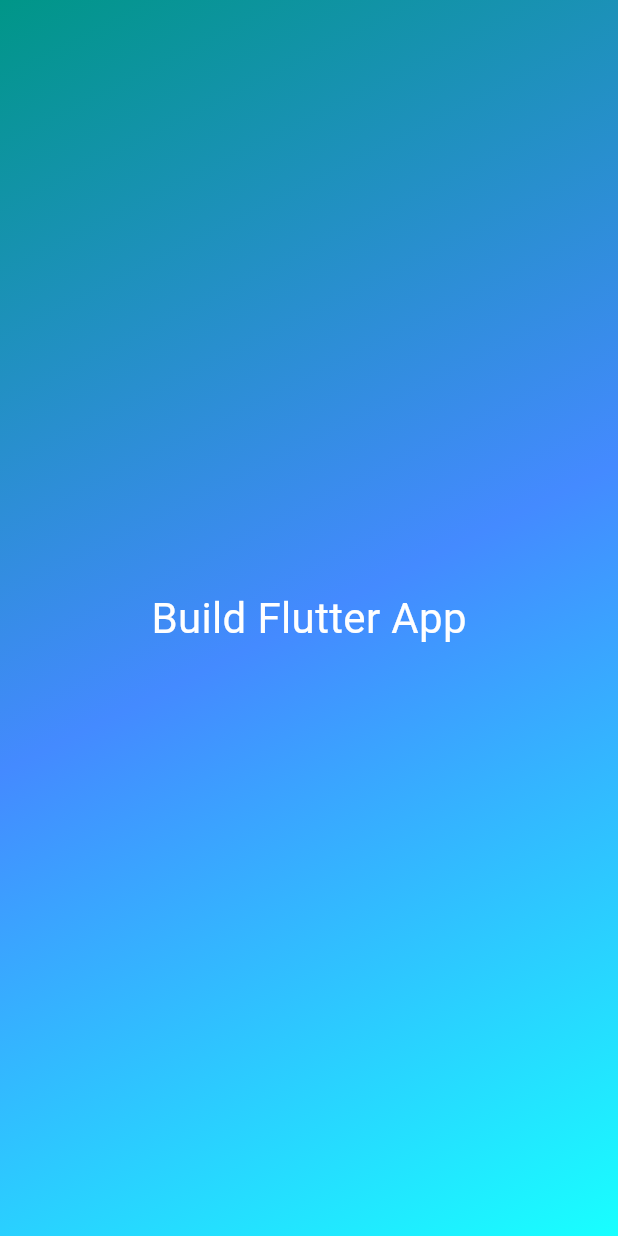
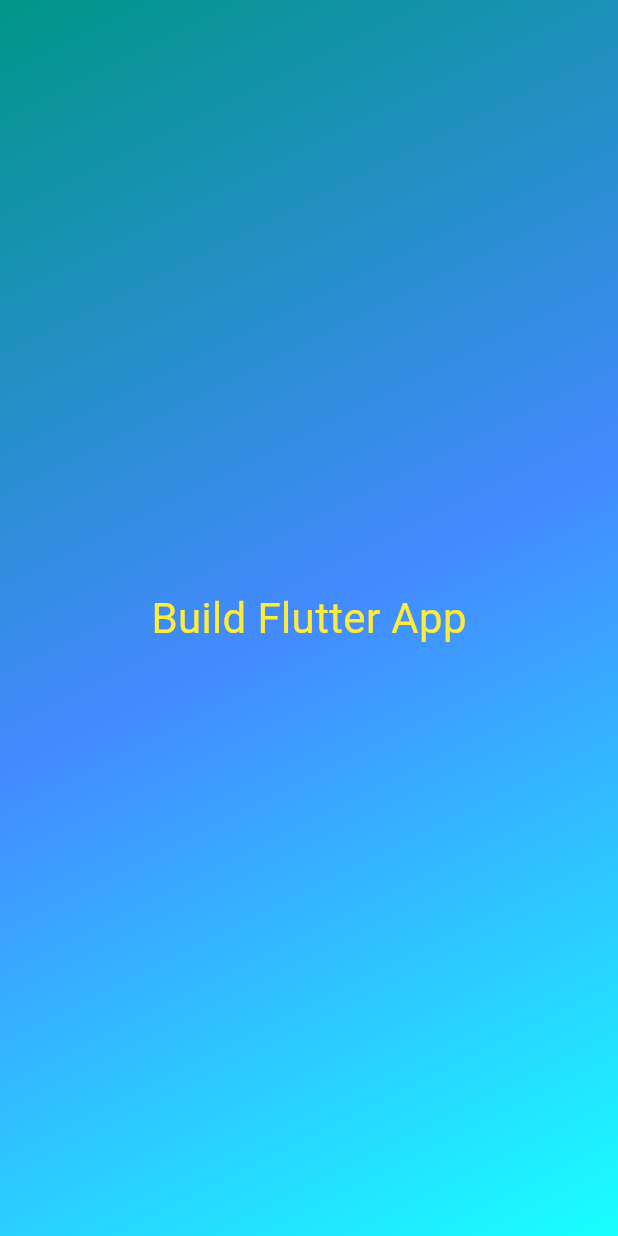
Before and after one commit to kickbuttowski25/FlutterApp, a Flutter app: the screen it shows after launch, on a phone screen of 412 x 824 dp. Run offline on Flutter 3.47's test engine with Material 3 defaults, Android fonts, the phone set to English and light mode, and no system bars.

Commit message:
Created separate files for gardient container and styled text

```diff
--- /dev/null
+++ b/lib/gradient_container.dart
@@ -0,0 +1,25 @@
+import 'package:flutter/material.dart';
+import 'package:flutter_app/styled_text.dart';
+
+class GradientContainer extends StatelessWidget {
+  const GradientContainer({super.key});
+  @override
+  Widget build(BuildContext context) {
+    return Container(
+      decoration: const BoxDecoration(
+        gradient: LinearGradient(
+          colors: [
+            Colors.teal,
+            Colors.blueAccent,
+            Colors.cyanAccent,
+          ],
+          begin: Alignment.topLeft,
+          end: Alignment.bottomRight,
+        ),
+      ),
+      child: const Center(
+        child: StyledText(),
+      ),
+    );
+  }
+}
--- a/lib/main.dart
+++ b/lib/main.dart
@@ -1,39 +1,12 @@
 import 'package:flutter/material.dart';
+import 'package:flutter_app/gradient_container.dart';
 
 void main() {
   runApp(
-    MaterialApp(
+    const MaterialApp(
       home: Scaffold(
         body: GradientContainer(),
       ),
     ),
   );
 }
-
-class GradientContainer extends StatelessWidget {
-  @override
-  Widget build(BuildContext context) {
-    return Container(
-      decoration: const BoxDecoration(
-        gradient: LinearGradient(
-          colors: [
-            Colors.teal,
-            Colors.blueAccent,
-            Colors.cyanAccent,
-          ],
-          begin: Alignment.topLeft,
-          end: Alignment.bottomRight,
-        ),
-      ),
-      child: const Center(
-        child: Text(
-          'Build Flutter App',
-          style: TextStyle(
-            color: Colors.white,
-            fontSize: 28,
-          ),
-        ),
-      ),
-    );
-  }
-}
--- /dev/null
+++ b/lib/styled_text.dart
@@ -0,0 +1,15 @@
+import 'package:flutter/material.dart';
+
+class StyledText extends StatelessWidget {
+  const StyledText({super.key});
+  @override
+  Widget build(BuildContext context) {
+    return const Text(
+      'Build Flutter App',
+      style: TextStyle(
+        color: Colors.yellow,
+        fontSize: 28,
+      ),
+    );
+  }
+}
```
